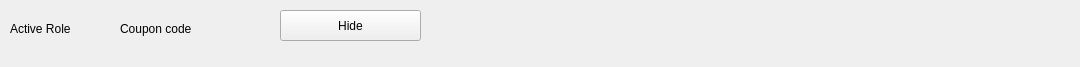
This is ui/statusbar.ui in opensoapstand/station_computer as Qt 5 draws it before an edit. The edited form follows.
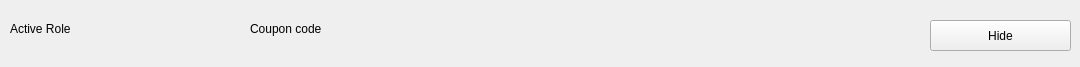
This is the edited form.

Diff of the .ui file:
```diff
--- a/ui/statusbar.ui
+++ b/ui/statusbar.ui
@@ -16,8 +16,8 @@
   <widget class="QPushButton" name="pushButton_hide">
    <property name="geometry">
     <rect>
-     <x>280</x>
-     <y>10</y>
+     <x>930</x>
+     <y>20</y>
      <width>141</width>
      <height>31</height>
     </rect>
@@ -42,9 +42,9 @@
   <widget class="QLabel" name="label_coupon_code">
    <property name="geometry">
     <rect>
-     <x>120</x>
+     <x>250</x>
      <y>20</y>
-     <width>121</width>
+     <width>271</width>
      <height>17</height>
     </rect>
    </property>
```
